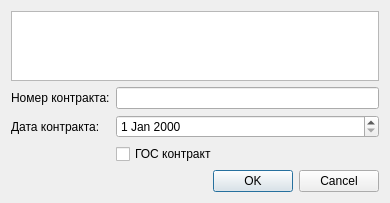
GorINIch73/Audit, file dialognewcontract.ui: the form before one commit.
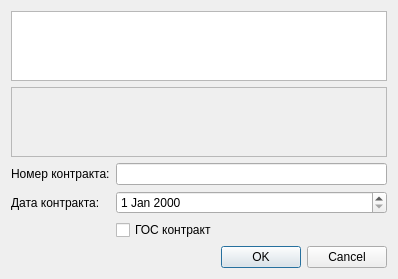
The form after the commit.

```diff
--- a/dialognewcontract.ui
+++ b/dialognewcontract.ui
@@ -6,8 +6,8 @@
    <rect>
     <x>0</x>
     <y>0</y>
-    <width>390</width>
-    <height>151</height>
+    <width>398</width>
+    <height>272</height>
    </rect>
   </property>
   <property name="windowTitle">
@@ -17,6 +17,19 @@
    <item>
     <widget class="QPlainTextEdit" name="plainTextEdit"/>
    </item>
+   <item>
+    <widget class="QPlainTextEdit" name="plainTextEdit_m">
+     <property name="enabled">
+      <bool>false</bool>
+     </property>
+     <property name="sizePolicy">
+      <sizepolicy hsizetype="Expanding" vsizetype="Preferred">
+       <horstretch>0</horstretch>
+       <verstretch>0</verstretch>
+      </sizepolicy>
+     </property>
+    </widget>
+   </item>
    <item>
     <layout class="QGridLayout" name="gridLayout">
      <item row="0" column="1">
```
